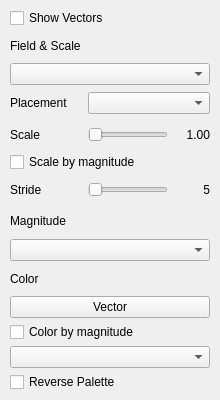
thermeng/SciRender, file src/ui/vectors_page.ui: the form before one commit.
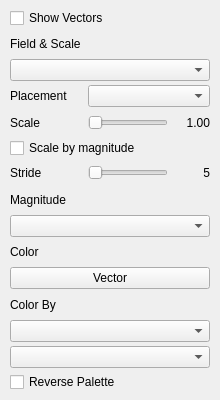
The form after the commit.

Commit message: ui: removed side rail icons & sanitized inconsistencies + clipping of colormap extended to vectors mag & component

```diff
--- a/src/ui/vectors_page.ui
+++ b/src/ui/vectors_page.ui
@@ -170,12 +170,15 @@
         </property></widget>
       </item>
       <item>
-       <widget class="QCheckBox" name="useCmapCb">
+        <widget class="QLabel" name="colorByLabel">
         <property name="text">
-         <string>Color by magnitude</string>
+          <string>Color By</string>
         </property>
        </widget>
       </item>
+       <item>
+        <widget class="QComboBox" name="vectorColorModeCombo"/>
+       </item>
       <item>
        <widget class="QComboBox" name="vCmapCombo"/>
       </item>
```
Lines whose indentation alone changed are shown as unchanged. The commit also changes 26 other files.
